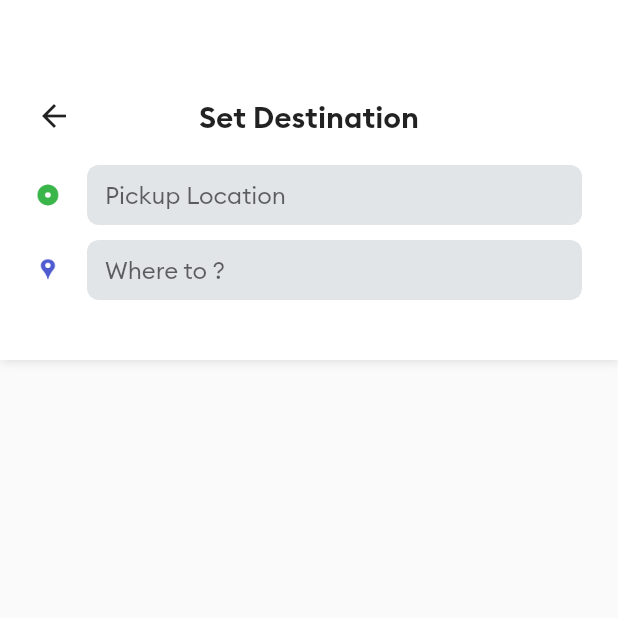
After one commit to Rakshit6758/Ezi-Cabs, a Flutter app: the screen it shows after launch, after a tap on "Search Destination", on a phone screen of 412 x 824 dp, the top half of it. The commit adds this screen. Run offline on Flutter 3.47's test engine with Material 2 defaults, Android fonts, the phone set to English and light mode, and no system bars; our stand-ins replace connectivity, firebase_auth, firebase_core, firebase_database, geolocator, google_maps_flutter and 1 more; accounts and stored records are empty.

Commit message:
Setting up Search Place Page

```diff
--- a/lib/screens/mainpage.dart
+++ b/lib/screens/mainpage.dart
@@ -1,6 +1,7 @@
 import 'dart:async';
 
 import 'package:ezi_cabs/brand_colors.dart';
+import 'package:ezi_cabs/screens/searchpage.dart';
 import 'package:ezi_cabs/styles/styles.dart';
 import 'package:ezi_cabs/widgets/BrandDivider.dart';
 import 'package:firebase_database/firebase_database.dart';
@@ -207,7 +208,13 @@ class _MainPageState extends State<MainPage> {
 
                     SizedBox(height: 20,),
 
-                    Container(
+                    GestureDetector(
+                      onTap: (){
+                        Navigator.push(context, MaterialPageRoute(
+                          builder: (context) => SearchPage()
+                        ));
+                      },
+                      child: Container(
                         decoration: BoxDecoration(
                           color: Colors.white,
                           borderRadius: BorderRadius.circular(8),
@@ -231,6 +238,7 @@ class _MainPageState extends State<MainPage> {
                               SizedBox(width: 10,),
                               Text('Search Destination', style: TextStyle(color: Colors.black),),
                             ],
+                          ),
                         ),
                       ),
                     ),
--- /dev/null
+++ b/lib/screens/searchpage.dart
@@ -0,0 +1,132 @@
+import 'package:ezi_cabs/brand_colors.dart';
+import 'package:flutter/material.dart';
+
+class SearchPage extends StatefulWidget {
+  @override
+  _SearchPageState createState() => _SearchPageState();
+}
+
+class _SearchPageState extends State<SearchPage> {
+
+  var pickupController = TextEditingController();
+  var destinationController = TextEditingController();
+
+  @override
+  Widget build(BuildContext context) {
+    // String address = Provider.of<AppData>(context).pickupAddress.placeName ?? '';
+    // pickupController.text = address;
+
+    return Scaffold(
+      body: Column(
+        children: <Widget>[
+          Container(
+            height: 240,
+            decoration: BoxDecoration(
+              color: Colors.white,
+              boxShadow: [
+                BoxShadow(
+                  color: Colors.black12,
+                    blurRadius: 5.0,
+                    spreadRadius: 0.3,
+                    offset: Offset(
+                      0.7,
+                      0.7,
+                    )
+                )
+              ]
+            ),
+            child: Padding(
+              padding: EdgeInsets.only(left: 24, top: 40, right: 24, bottom: 20),
+              child: Column(
+                children: <Widget>[
+                  SizedBox(height: 25,),
+                  Stack(
+                    children: <Widget>[
+                      GestureDetector(
+                          onTap: (){
+                            Navigator.pop(context);
+                          },
+                          child: Icon(Icons.arrow_back)),
+                      Center(
+                        child: Text('Set Destination',
+                        style: TextStyle(fontSize: 20, fontFamily: 'Brand-Bold')),
+                      )
+                    ],
+                  ),
+
+                  SizedBox(height: 20,),
+
+                  Row(
+                    children: <Widget>[
+                      Image.asset('images/pickicon.png',height: 16, width: 16),
+
+                      SizedBox(width: 18,),
+
+                      Expanded(
+                        child: Container(
+                          decoration: BoxDecoration(
+                            color: BrandColors.colorLightGrayFair,
+                            borderRadius: BorderRadius.circular(8),
+                          ),
+                          child: Padding(
+                            padding: EdgeInsets.all(2.0),
+                            child: TextField(
+                              controller: pickupController,
+                              decoration: InputDecoration(
+                                hintText: 'Pickup Location',
+                                fillColor: BrandColors.colorLightGrayFair,
+                                filled: true,
+                                border: InputBorder.none,
+                                isDense: true,
+                                contentPadding: EdgeInsets.only(left: 10, top: 8, bottom: 8),
+                              ),
+                            ),
+                          ),
+                        ),
+                      )
+                    ],
+                  ),
+
+                  SizedBox(height: 10,),
+
+                  Row(
+                    children: <Widget>[
+                      Image.asset('images/desticon.png',height: 16, width: 16),
+
+                      SizedBox(width: 18,),
+
+                      Expanded(
+                        child: Container(
+                          decoration: BoxDecoration(
+                            color: BrandColors.colorLightGrayFair,
+                            borderRadius: BorderRadius.circular(8),
+                          ),
+                          child: Padding(
+                            padding: EdgeInsets.all(2.0),
+                            child: TextField(
+                              controller: destinationController,
+                              decoration: InputDecoration(
+                                hintText: 'Where to ?',
+                                fillColor: BrandColors.colorLightGrayFair,
+                                filled: true,
+                                border: InputBorder.none,
+                                isDense: true,
+                                contentPadding: EdgeInsets.only(left: 10, top: 8, bottom: 8),
+                              ),
+                            ),
+                          ),
+                        ),
+                      )
+                    ],
+                  ),
+
+
+                ],
+              ),
+            ),
+          )
+        ],
+      ),
+    );
+  }
+}
```
Lines whose indentation alone changed are shown as unchanged.
